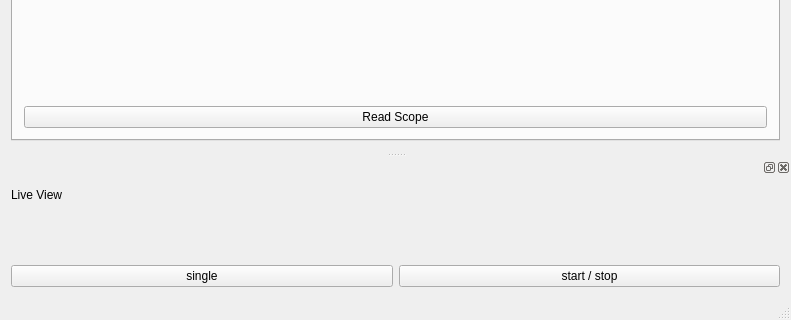
Old version of the form mainwindow.ui in the repository BrownBear2/qrigol; both pictures show x 0 to 791 and y 471 to 791 of the 791 by 791 pixel window.
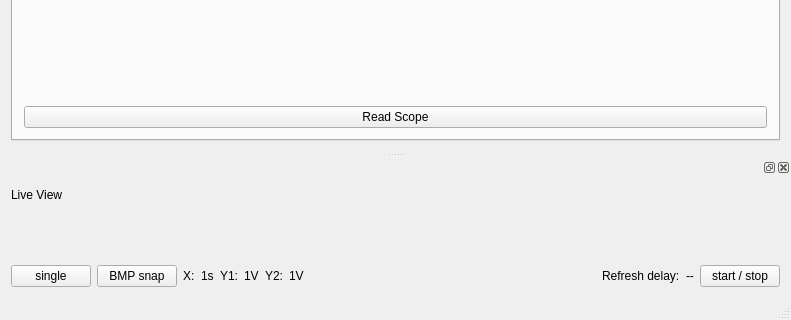
New version of the form. The open tabs and pages were chosen to show the change. Icons and pictures are not drawn.

Commit message: added bmp output, fixed direct display

```diff
--- a/mainwindow.ui
+++ b/mainwindow.ui
@@ -3549,20 +3549,6 @@
        </property>
       </spacer>
      </item>
-     <item row="7" column="0">
-      <widget class="QPushButton" name="liveSingle">
-       <property name="text">
-        <string>single</string>
-       </property>
-      </widget>
-     </item>
-     <item row="7" column="1">
-      <widget class="QPushButton" name="startStopLive">
-       <property name="text">
-        <string>start / stop</string>
-       </property>
-      </widget>
-     </item>
      <item row="2" column="0" colspan="2">
       <layout class="QHBoxLayout" name="horizontalLayout_3">
        <item>
@@ -3600,6 +3586,100 @@
        </item>
       </layout>
      </item>
+     <item row="6" column="0" colspan="2">
+      <layout class="QHBoxLayout" name="horizontalLayout_5">
+       <item>
+        <widget class="QPushButton" name="liveSingle">
+         <property name="text">
+          <string>single</string>
+         </property>
+        </widget>
+       </item>
+       <item>
+        <widget class="QPushButton" name="bmpsnap">
+         <property name="text">
+          <string>BMP snap</string>
+         </property>
+        </widget>
+       </item>
+       <item>
+        <widget class="QLabel" name="label_58">
+         <property name="text">
+          <string>X:</string>
+         </property>
+        </widget>
+       </item>
+       <item>
+        <widget class="QLabel" name="xsc">
+         <property name="text">
+          <string>1s</string>
+         </property>
+        </widget>
+       </item>
+       <item>
+        <widget class="QLabel" name="label_57">
+         <property name="text">
+          <string>Y1:</string>
+         </property>
+        </widget>
+       </item>
+       <item>
+        <widget class="QLabel" name="y1sc">
+         <property name="text">
+          <string>1V</string>
+         </property>
+        </widget>
+       </item>
+       <item>
+        <widget class="QLabel" name="label_59">
+         <property name="text">
+          <string>Y2:</string>
+         </property>
+        </widget>
+       </item>
+       <item>
+        <widget class="QLabel" name="y2sc">
+         <property name="text">
+          <string>1V</string>
+         </property>
+        </widget>
+       </item>
+       <item>
+        <spacer name="horizontalSpacer_10">
+         <property name="orientation">
+          <enum>Qt::Horizontal</enum>
+         </property>
+         <property name="sizeHint" stdset="0">
+          <size>
+           <width>40</width>
+           <height>20</height>
+          </size>
+         </property>
+        </spacer>
+       </item>
+       <item>
+        <widget class="QLabel" name="label_56">
+         <property name="text">
+          <string>Refresh delay:</string>
+         </property>
+        </widget>
+       </item>
+       <item>
+        <widget class="QLabel" name="delay">
+         <property name="text">
+          <string>--</string>
+         </property>
+        </widget>
+       </item>
+       <item>
+        <widget class="QPushButton" name="startStopLive">
+         <property name="text">
+          <string>start / stop</string>
+         </property>
+        </widget>
+       </item>
+      </layout>
+     </item>
     </layout>
     <zorder>startStopLive</zorder>
     <zorder>verticalSpacer_6</zorder>
```
Left out of the diff: 5 changed lines with no effect on the pictures. The commit also changes 2 other files.
